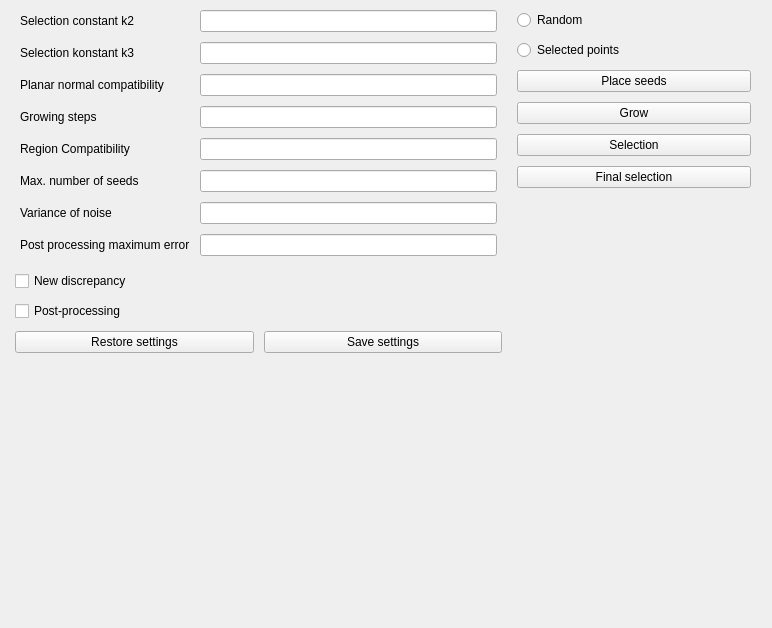
First picture: the form in ui/edit_segmentor_recover.ui, repository ddksr/segmentor-meshlab, before the edit.
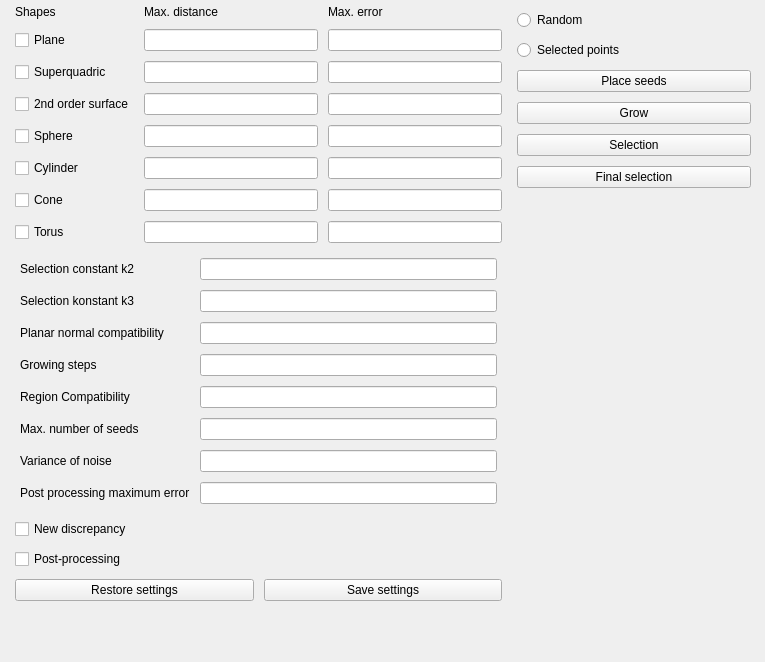
Second picture: the form after the edit.

Diff of the .ui file:
```diff
--- a/ui/edit_segmentor_recover.ui
+++ b/ui/edit_segmentor_recover.ui
@@ -6,21 +6,21 @@
    <rect>
     <x>0</x>
     <y>0</y>
-    <width>772</width>
-    <height>628</height>
+    <width>765</width>
+    <height>662</height>
    </rect>
   </property>
   <property name="windowTitle">
    <string>Segmentor Recovery</string>
   </property>
   <widget class="QWidget" name="dockWidgetContents">
-   <widget class="QWidget" name="">
+   <widget class="QWidget" name="layoutWidget">
     <property name="geometry">
      <rect>
       <x>10</x>
       <y>0</y>
       <width>751</width>
-      <height>598</height>
+      <height>631</height>
      </rect>
     </property>
     <layout class="QHBoxLayout" name="main" stretch="60,30">
@@ -32,6 +32,164 @@
      </property>
      <item>
       <layout class="QVBoxLayout" name="paramsLayout">
+       <item>
+        <layout class="QGridLayout" name="gridLayout">
+         <item row="4" column="0">
+          <widget class="QCheckBox" name="cbSphere">
+           <property name="text">
+            <string>Sphere</string>
+           </property>
+          </widget>
+         </item>
+         <item row="2" column="1">
+          <layout class="QHBoxLayout" name="horizontalLayout_2">
+           <item>
+            <widget class="QLineEdit" name="inputSqDist">
+             <property name="toolTip">
+              <string/>
+             </property>
+            </widget>
+           </item>
+           <item>
+            <widget class="QLineEdit" name="inputSqErr"/>
+           </item>
+          </layout>
+         </item>
+         <item row="5" column="0">
+          <widget class="QCheckBox" name="cbCylinder">
+           <property name="text">
+            <string>Cylinder</string>
+           </property>
+          </widget>
+         </item>
+         <item row="1" column="0">
+          <widget class="QCheckBox" name="cbPlane">
+           <property name="maximumSize">
+            <size>
+             <width>65</width>
+             <height>24</height>
+            </size>
+           </property>
+           <property name="text">
+            <string>Plane</string>
+           </property>
+          </widget>
+         </item>
+         <item row="3" column="0">
+          <widget class="QCheckBox" name="cb2os">
+           <property name="text">
+            <string>2nd order surface</string>
+           </property>
+          </widget>
+         </item>
+         <item row="1" column="1">
+          <layout class="QHBoxLayout" name="horizontalLayout_4">
+           <item>
+            <widget class="QLineEdit" name="inputPlaneDist"/>
+           </item>
+           <item>
+            <widget class="QLineEdit" name="inputPlaneErr"/>
+           </item>
+          </layout>
+         </item>
+         <item row="7" column="0">
+          <widget class="QCheckBox" name="cbTorus">
+           <property name="text">
+            <string>Torus</string>
+           </property>
+          </widget>
+         </item>
+         <item row="6" column="0">
+          <widget class="QCheckBox" name="cbCone">
+           <property name="text">
+            <string>Cone</string>
+           </property>
+          </widget>
+         </item>
+         <item row="4" column="1">
+          <layout class="QHBoxLayout" name="horizontalLayout_6">
+           <item>
+            <widget class="QLineEdit" name="inputSphereDist"/>
+           </item>
+           <item>
+            <widget class="QLineEdit" name="inputSphereErr"/>
+           </item>
+          </layout>
+         </item>
+         <item row="5" column="1">
+          <layout class="QHBoxLayout" name="horizontalLayout_7">
+           <item>
+            <widget class="QLineEdit" name="inputCylinderDist"/>
+           </item>
+           <item>
+            <widget class="QLineEdit" name="inputCylinderErr"/>
+           </item>
+          </layout>
+         </item>
+         <item row="2" column="0">
+          <widget class="QCheckBox" name="cbSq">
+           <property name="text">
+            <string>Superquadric</string>
+           </property>
+          </widget>
+         </item>
+         <item row="7" column="1">
+          <layout class="QHBoxLayout" name="horizontalLayout_9">
+           <item>
+            <widget class="QLineEdit" name="inputTorusDIst"/>
+           </item>
+           <item>
+            <widget class="QLineEdit" name="inputTorusErr"/>
+           </item>
+          </layout>
+         </item>
+         <item row="3" column="1">
+          <layout class="QHBoxLayout" name="horizontalLayout_5">
+           <item>
+            <widget class="QLineEdit" name="input2osDist"/>
+           </item>
+           <item>
+            <widget class="QLineEdit" name="input2osErr"/>
+           </item>
+          </layout>
+         </item>
+         <item row="6" column="1">
+          <layout class="QHBoxLayout" name="horizontalLayout_8">
+           <item>
+            <widget class="QLineEdit" name="inputConeDIst"/>
+           </item>
+           <item>
+            <widget class="QLineEdit" name="inputConeErr"/>
+           </item>
+          </layout>
+         </item>
+         <item row="0" column="0">
+          <widget class="QLabel" name="label_9">
+           <property name="text">
+            <string>Shapes</string>
+           </property>
+          </widget>
+         </item>
+         <item row="0" column="1">
+          <layout class="QHBoxLayout" name="horizontalLayout_3">
+           <item>
+            <widget class="QLabel" name="label_10">
+             <property name="text">
+              <string>Max. distance</string>
+             </property>
+            </widget>
+           </item>
+           <item>
+            <widget class="QLabel" name="label_11">
+             <property name="text">
+              <string>Max. error</string>
+             </property>
+            </widget>
+           </item>
+          </layout>
+         </item>
+        </layout>
+       </item>
        <item>
         <layout class="QFormLayout" name="formParams">
          <property name="fieldGrowthPolicy">
```
Left out of the diff: 42 changed lines with no effect on the pictures.
